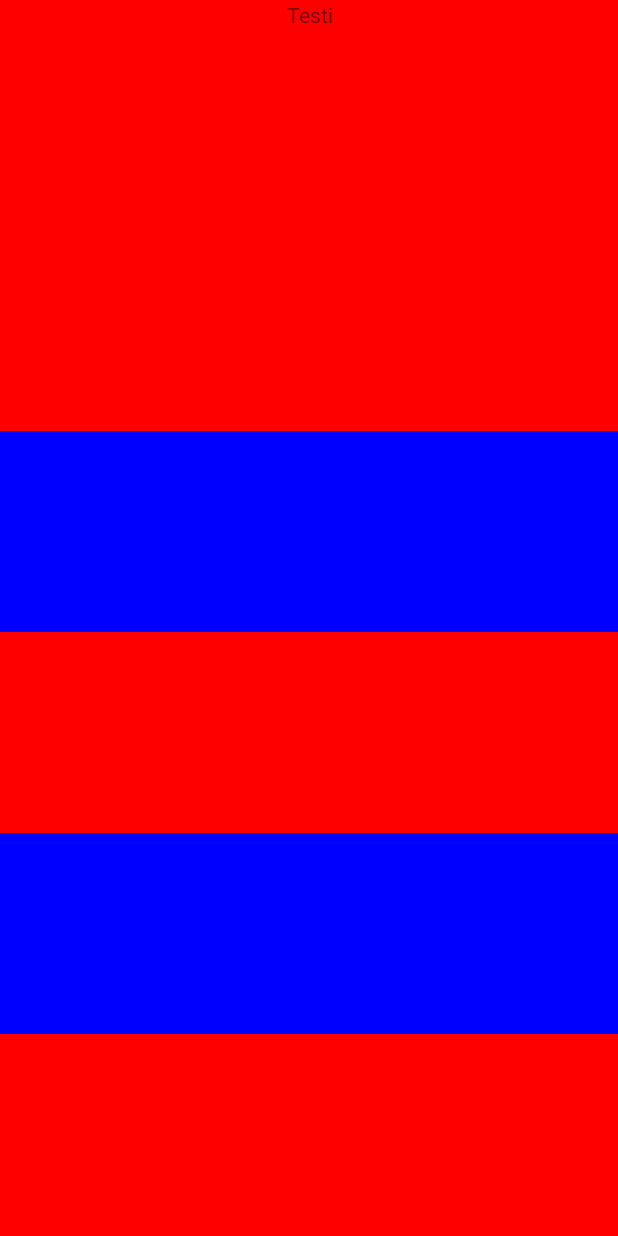
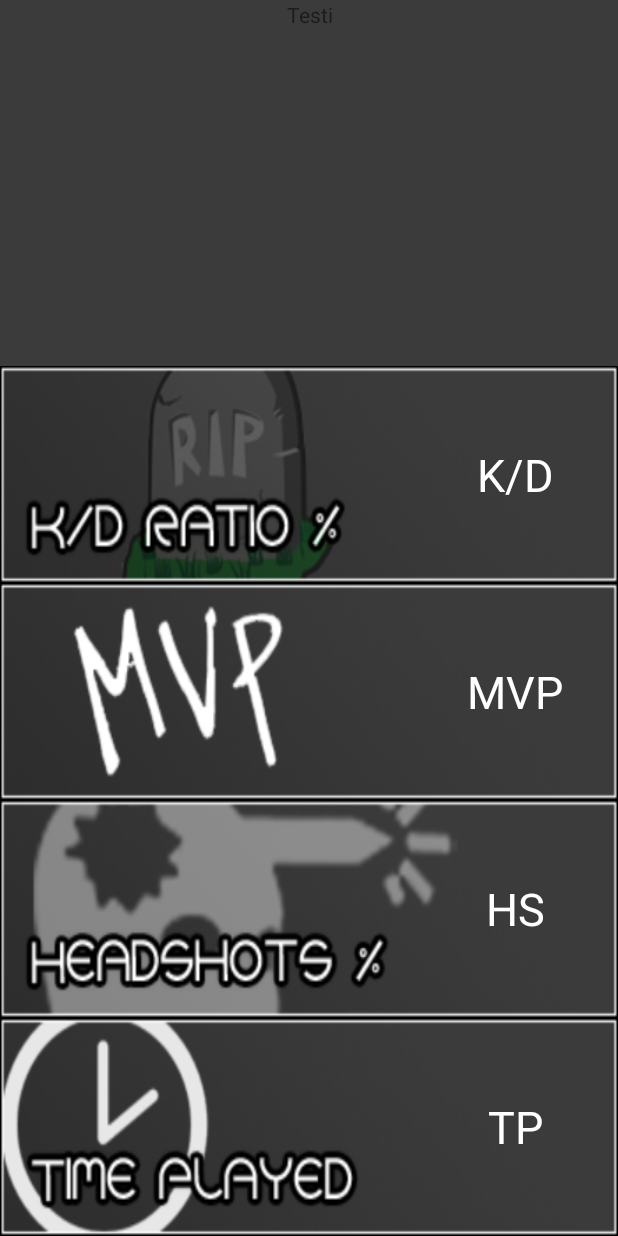
Before and after one commit to Sorfet/CStats, an Android app: the screen it shows after launch (Main), after a tap on "LOGIN", on a phone screen of 412 x 824 dp. Run offline under Robolectric (Android 15) with nearby library versions, the phone set to English and light mode, and no system bars; 7 statements that could not run were skipped.

Commit message:
Lisätty parserille toiminnallisuutta ja main sivulle tuotu vähän grafiikkaa.

```diff
--- a/app/src/main/AndroidManifest.xml
+++ b/app/src/main/AndroidManifest.xml
@@ -1,13 +1,19 @@
 <?xml version="1.0" encoding="utf-8"?>
 <manifest xmlns:android="http://schemas.android.com/apk/res/android"
     package="com.cstats.cstats" >
+
+    <!--Sallitaan internet-->
+    <uses-permission android:name="android.permission.INTERNET" />
 
     <application
         android:allowBackup="true"
         android:icon="@mipmap/ic_launcher"
         android:label="@string/app_name"
         android:supportsRtl="true"
+        android:name="com.cstats.cstats.Global"
         android:theme="@style/AppTheme" >
+
+
         <activity android:name=".Login" >
             <intent-filter>
                <action android:name="android.intent.action.MAIN" />
--- a/app/src/main/java/com/cstats/cstats/Global.java
+++ b/app/src/main/java/com/cstats/cstats/Global.java
@@ -19,6 +19,18 @@ public class Global extends Application {
 
     public String user;
 
+    public String jsontulos;
+
+
+    public String getJsontulos() {
+        return jsontulos;
+    }
+
+    public void setJsontulos(String jsontulos) {
+        this.jsontulos = jsontulos;
+    }
+
+
 
 
     public String getUser() {
--- a/app/src/main/java/com/cstats/cstats/Login.java
+++ b/app/src/main/java/com/cstats/cstats/Login.java
@@ -49,6 +49,8 @@ public class Login extends AppCompatActivity {
     private ImageButton apuNappi;
     private String id;
     private Global g;
+    private String tulos;
+    private StringBuffer buffer;
 
     @Override
     protected void onCreate(Bundle savedInstanceState) {
@@ -85,12 +87,27 @@ public class Login extends AppCompatActivity {
 
                     System.out.println("Testitulostus ----- syötetty id: " + id);
 
-   //                 g = (Global)getApplication();
- //                   g.setSteamID(id);
 
-                    System.out.println("GLOBAL OHITETTY OHJII");
 
-                    p.parseWeb(id);
+                    buffer =p.parseWeb(id);
+
+
+                    System.out.println("Login parserin jälkeen: global asetus:");
+                    try {
+
+                        String valitulos=buffer.toString();
+
+                        g = (Global) getApplication();
+                        g.setJsontulos(valitulos);
+
+
+
+                        System.out.println("Tulostus tulokselle global: \n" +g.getJsontulos());
+
+                    }catch(Exception e){
+                        e.printStackTrace();
+                    }
+
 
                     //tää siirtää activityn toiseen
                     startActivity(new Intent("com.cstats.cstats.Main"));
--- a/app/src/main/java/com/cstats/cstats/Parseri.java
+++ b/app/src/main/java/com/cstats/cstats/Parseri.java
@@ -3,7 +3,7 @@ package com.cstats.cstats;
 /**
  * Created by Sasu on 12.3.2017.
  *
- * Parseri käy läpi haetun XML  / JSON tiedon ja hakee siitä tarvittavat datat..
+ * Parseri käy läpi haetun  JSON tiedon ja hakee siitä tarvittavat datat..
  *
  * KESKEN
  *
@@ -18,66 +18,191 @@ package com.cstats.cstats;
  */
 
 
+import android.os.AsyncTask;
 import android.os.StrictMode;
 import android.support.v7.app.AppCompatActivity;
+import android.util.JsonReader;
+import android.util.Log;
+import android.widget.Toast;
+
+import org.json.JSONArray;
+import org.json.JSONException;
+import org.json.JSONObject;
 
 import java.io.BufferedReader;
+import java.io.Closeable;
 import java.io.IOException;
+import java.io.InputStream;
 import java.io.InputStreamReader;
+import java.net.HttpURLConnection;
 import java.net.MalformedURLException;
 import java.net.URL;
 import java.net.URLConnection;
+import java.util.ArrayList;
+import java.util.HashMap;
 
 public class Parseri extends AppCompatActivity {
 
     Global g;
+    String result = "";
+    URL url;
+    BufferedReader reader=null;
+    String line;
+    StringBuffer buffer;
+    HttpURLConnection connection = null;
+    InputStream stream;
 
-    String kayttaja="Sorfet";
+
     //http://api.steampowered.com/ISteamUser/GetPlayerSummaries/v0002/?key=7B99A8C2129627CC394A4B3FD17F0A12&steamids=76561197990716071
 
     //http://api.steampowered.com/ISteamUserStats/GetUserStatsForGame/v0002/?appid=730&key=7B99A8C2129627CC394A4B3FD17F0A12&steamid=
 
     //76561197990716071
 
-    public void parseWeb(String id){
+    public StringBuffer parseWeb(String id) {
 
-        System.out.println("Parseri debug: täällä ollaan");
-        URL url;
-        URLConnection uc;
-        BufferedReader in;
-        String input;
+
+        //Haetaan ensin APIsta haluttu JSON kokonaisena
+        //Sitten parsetaan siitä mitä halutaan ja tallennetaan global muuttujiin.
 
         StrictMode.ThreadPolicy policy = new StrictMode.ThreadPolicy.Builder().permitAll().build();
+        StrictMode.setThreadPolicy(policy);
 
-        StrictMode.setThreadPolicy(policy);
-        try {
-            url = new URL("http://api.steampowered.com/ISteamUser/GetPlayerSummaries/v0002/?key=7B99A8C2129627CC394A4B3FD17F0A12&steamids="+id);
-            uc = url.openConnection();
-            in = new BufferedReader(new InputStreamReader(uc.getInputStream()));
+        System.out.println("Parseri starts ------------");
 
 
 
-          //  g = (Global)getApplication();
-           // g.setUser(kayttaja);
+        //kovakoodattu id:
+        id = "76561197990716071";
 
-            while((input = in.readLine())!=null){
 
-//parseri joka hakee datat
-
-//Saadut datat talletetaan global muuttujiin
+        try {
+            url = new URL("http://api.steampowered.com/ISteamUser/GetPlayerSummaries/v0002/?key=7B99A8C2129627CC394A4B3FD17F0A12&steamids=" + id);
 
 
 
-                System.out.println(input);
+
+            connection = (HttpURLConnection) url.openConnection();
+            connection.connect();
+
+
+
+            stream = connection.getInputStream();
+            reader = new BufferedReader(new InputStreamReader(stream));
+
+
+
+            buffer = new StringBuffer();
+
+
+            while ((line = reader.readLine()) != null) {
+
+              buffer.append(line);
             }
+
+
+
         } catch (MalformedURLException e) {
             e.printStackTrace();
-        } catch (IOException e) {
+        }catch (IOException e){
+            e.printStackTrace();
+        }finally{
+            if(connection != null) {
+                connection.disconnect();
+            }
+           try {
+               if(reader != null) {
+                   reader.close();
+               }
+           }catch(IOException e){
+                e.printStackTrace();
+            }
+
+        }
+
+
+        //JSON PARSERI
+        String finalJson = buffer.toString();
+
+        JSONObject parentObject = null;
+        try {
+            parentObject = new JSONObject(finalJson);
+
+
+
+            /*
+            Esim json:
+
+            {
+	"response": {
+		"players": [
+			{
+				"steamid": "76561197990716071",
+				"communityvisibilitystate": 3,
+				"profilestate": 1,
+				"personaname": "Sorfet",
+				"lastlogoff": 1489918504,
+				"profileurl": "http://steamcommunity.com/id/sorfet/",
+				"avatar": "https://steamcdn-a.akamaihd.net/steamcommunity/public/images/avatars/57/57ee93c81538ad7e0a4f0cdd29420eecdb266541.jpg",
+				"avatarmedium": "https://steamcdn-a.akamaihd.net/steamcommunity/public/images/avatars/57/57ee93c81538ad7e0a4f0cdd29420eecdb266541_medium.jpg",
+				"avatarfull": "https://steamcdn-a.akamaihd.net/steamcommunity/public/images/avatars/57/57ee93c81538ad7e0a4f0cdd29420eecdb266541_full.jpg",
+				"personastate": 1,
+				"primaryclanid": "103582791436048820",
+				"timecreated": 1182705176,
+				"personastateflags": 0
+			}
+		]
+
+	}
+}
+             */
+
+            //eka on objekti
+            JSONObject alkuObject = parentObject.getJSONObject("response");
+
+            //Haetaan Array
+            JSONArray parentArray = alkuObject.getJSONArray("players");
+
+            //arrayn sisältä ohjekti järjestysnumero 0 (Eka ja tässä esim ainut)
+            JSONObject finalObject = parentArray.getJSONObject(0);
+
+            //poimitaan haluttu tieto kyseisestä objektista muuttujaan
+            String pelaajaNimi = finalObject.getString("personaname");
+
+            //poimitaan toinen tieto kyseisestä objektista muuttujaan
+            int logoffTime = finalObject.getInt("lastlogoff");
+
+
+            //testitulostus
+            System.out.println(pelaajaNimi +" "+ logoffTime);
+
+
+        } catch (JSONException e) {
             e.printStackTrace();
         }
 
+        System.out.println("Parseri ends. RETURN: buffer (json result) ------------");
+        //poistetaan tää return ja asetetaan tässä luokassa global muuttujiin ne arvot joita halutaan ja käytetään sitä kautta.
 
+        return buffer;
+    }
+}
+
+/*
+public class JSONTask extends AsyncTask<URL,String,String> {
+
+    @Override
+    protected String doInBackground(URL... params){
+        return null;
     }
 
+    @Override
+    protected void onPostExcecute(String s){
+
+        super.onPostExecute(s);
+    }
 
 }
+
+
+*/
--- a/app/src/main/res/layout/main_activity.xml
+++ b/app/src/main/res/layout/main_activity.xml
@@ -10,8 +10,8 @@
     <LinearLayout
         android:layout_width="match_parent"
         android:layout_height="wrap_content"
-        android:layout_weight="2"
-        android:background="#FF0000"
+        android:layout_weight="5"
+        android:background="#3b3b3b"
         android:orientation="horizontal">
 
         <TextView
@@ -29,40 +29,126 @@
         android:layout_width="match_parent"
         android:layout_height="wrap_content"
         android:layout_weight="1"
-        android:background="#0000FF"
-        android:orientation="horizontal"></LinearLayout>
-
-    <LinearLayout
-        android:layout_width="match_parent"
-        android:layout_height="wrap_content"
-        android:layout_weight="1"
-        android:background="#FF0000"
+        android:background="@drawable/kd"
         android:orientation="horizontal">
 
         <LinearLayout
-            android:layout_width="wrap_content"
+            android:layout_width="match_parent"
             android:layout_height="match_parent"
             android:layout_weight="1"
             android:orientation="vertical"></LinearLayout>
 
         <LinearLayout
-            android:layout_width="wrap_content"
+            android:layout_width="match_parent"
             android:layout_height="match_parent"
-            android:layout_weight="1"
-            android:orientation="vertical"></LinearLayout>
+            android:layout_weight="2"
+            android:gravity="center"
+            android:orientation="vertical">
+
+            <TextView
+                android:id="@+id/textView"
+                android:layout_width="match_parent"
+                android:layout_height="wrap_content"
+                android:gravity="center"
+                android:text="K/D"
+                android:textColor="#FFFFFF"
+                android:textSize="30sp" />
+        </LinearLayout>
     </LinearLayout>
 
     <LinearLayout
         android:layout_width="match_parent"
         android:layout_height="wrap_content"
         android:layout_weight="1"
-        android:background="#0000FF"
-        android:orientation="horizontal"></LinearLayout>
+        android:background="@drawable/mvp"
+        android:orientation="horizontal">
+
+        <LinearLayout
+            android:layout_width="match_parent"
+            android:layout_height="match_parent"
+            android:layout_weight="1"
+            android:orientation="vertical"></LinearLayout>
+
+        <LinearLayout
+            android:layout_width="match_parent"
+            android:layout_height="match_parent"
+            android:layout_weight="2"
+            android:gravity="center"
+            android:orientation="vertical">
+
+            <TextView
+                android:id="@+id/textView4"
+                android:layout_width="match_parent"
+                android:layout_height="wrap_content"
+                android:gravity="center"
+                android:text="MVP"
+                android:textColor="#FFFFFF"
+                android:textSize="30sp" />
+        </LinearLayout>
+
+    </LinearLayout>
 
     <LinearLayout
         android:layout_width="match_parent"
         android:layout_height="wrap_content"
         android:layout_weight="1"
-        android:background="#FF0000"
-        android:orientation="horizontal"></LinearLayout>
+        android:background="@drawable/hs"
+        android:orientation="horizontal">
+
+        <LinearLayout
+            android:layout_width="match_parent"
+            android:layout_height="match_parent"
+            android:layout_weight="1"
+            android:orientation="vertical"></LinearLayout>
+
+        <LinearLayout
+            android:layout_width="match_parent"
+            android:layout_height="match_parent"
+            android:layout_weight="2"
+            android:gravity="center"
+            android:orientation="vertical">
+
+            <TextView
+                android:id="@+id/textView4"
+                android:layout_width="match_parent"
+                android:layout_height="wrap_content"
+                android:gravity="center"
+                android:text="HS"
+                android:textColor="#FFFFFF"
+                android:textSize="30sp" />
+        </LinearLayout>
+    </LinearLayout>
+
+    <LinearLayout
+        android:layout_width="match_parent"
+        android:layout_height="wrap_content"
+        android:layout_weight="1"
+        android:background="@drawable/time"
+        android:orientation="horizontal">
+
+        <LinearLayout
+            android:layout_width="match_parent"
+            android:layout_height="match_parent"
+            android:layout_weight="1"
+            android:orientation="vertical">
+
+        </LinearLayout>
+
+        <LinearLayout
+            android:layout_width="match_parent"
+            android:layout_height="match_parent"
+            android:layout_weight="2"
+            android:gravity="center"
+            android:orientation="vertical">
+
+            <TextView
+                android:id="@+id/textView5"
+                android:layout_width="match_parent"
+                android:layout_height="wrap_content"
+                android:gravity="center"
+                android:text="TP"
+                android:textColor="#FFFFFF"
+                android:textSize="30sp" />
+        </LinearLayout>
+    </LinearLayout>
 </LinearLayout>
```
Also changed, not shown: app/src/main/res/drawable/hs.png (added), app/src/main/res/drawable/kd.png (added), app/src/main/res/drawable/mvp.png (added), app/src/main/res/drawable/time.png (added).
